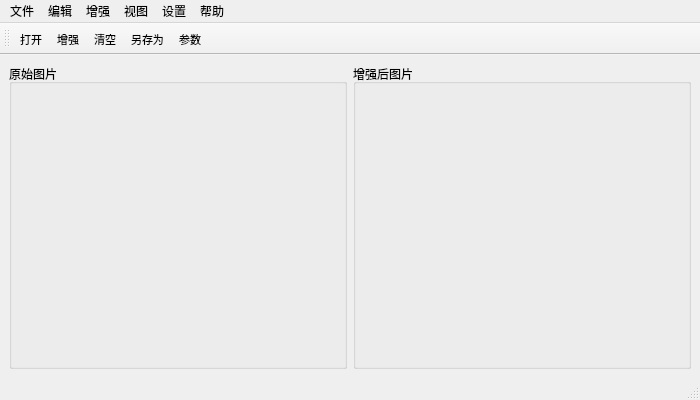
Old version of the form mainwindow.ui in the repository aeinrw/LIME.
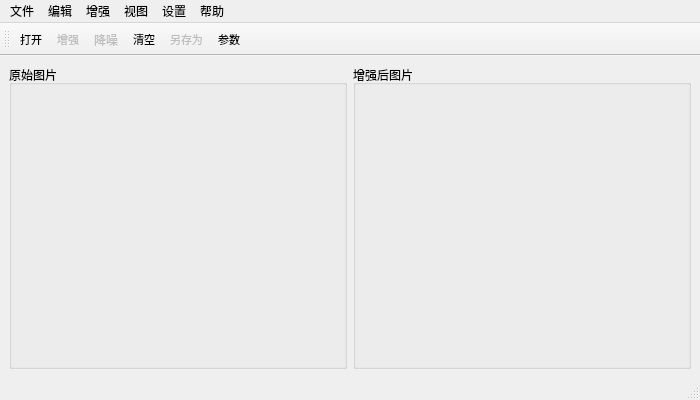
New version of the form. Icons and pictures are not drawn.

Patch:
```diff
--- a/mainwindow.ui
+++ b/mainwindow.ui
@@ -132,6 +132,9 @@
    <addaction name="menu_3"/>
   </widget>
   <widget class="QToolBar" name="toolBar">
+   <property name="enabled">
+    <bool>true</bool>
+   </property>
    <property name="minimumSize">
     <size>
      <width>0</width>
@@ -158,6 +161,7 @@
    </attribute>
    <addaction name="openAct"/>
    <addaction name="enhanceAct"/>
+   <addaction name="denoiseAct"/>
    <addaction name="clearAct"/>
    <addaction name="saveAsAct"/>
    <addaction name="settingAct"/>
@@ -227,6 +231,9 @@
    <property name="checkable">
     <bool>false</bool>
    </property>
+   <property name="enabled">
+    <bool>false</bool>
+   </property>
    <property name="icon">
     <iconset>
      <normaloff>resource/image/enhence.png</normaloff>resource/image/enhence.png</iconset>
@@ -296,6 +303,9 @@
    </property>
   </action>
   <action name="denoiseAct">
+   <property name="enabled">
+    <bool>false</bool>
+   </property>
    <property name="icon">
     <iconset>
      <normaloff>resource/image/denoise.png</normaloff>resource/image/denoise.png</iconset>
@@ -329,6 +339,9 @@
    </property>
   </action>
   <action name="saveAsAct">
+   <property name="enabled">
+    <bool>false</bool>
+   </property>
    <property name="icon">
     <iconset>
      <normaloff>resource/image/save.png</normaloff>resource/image/save.png</iconset>
```
Left out of the diff: 25 changed lines with no effect on the pictures.
